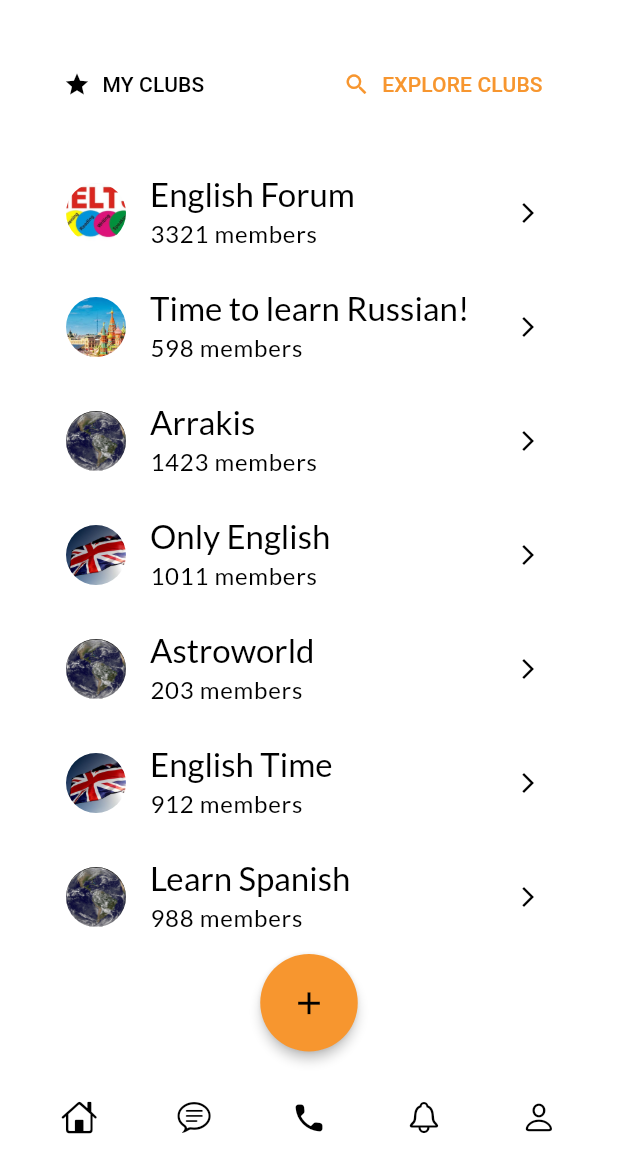
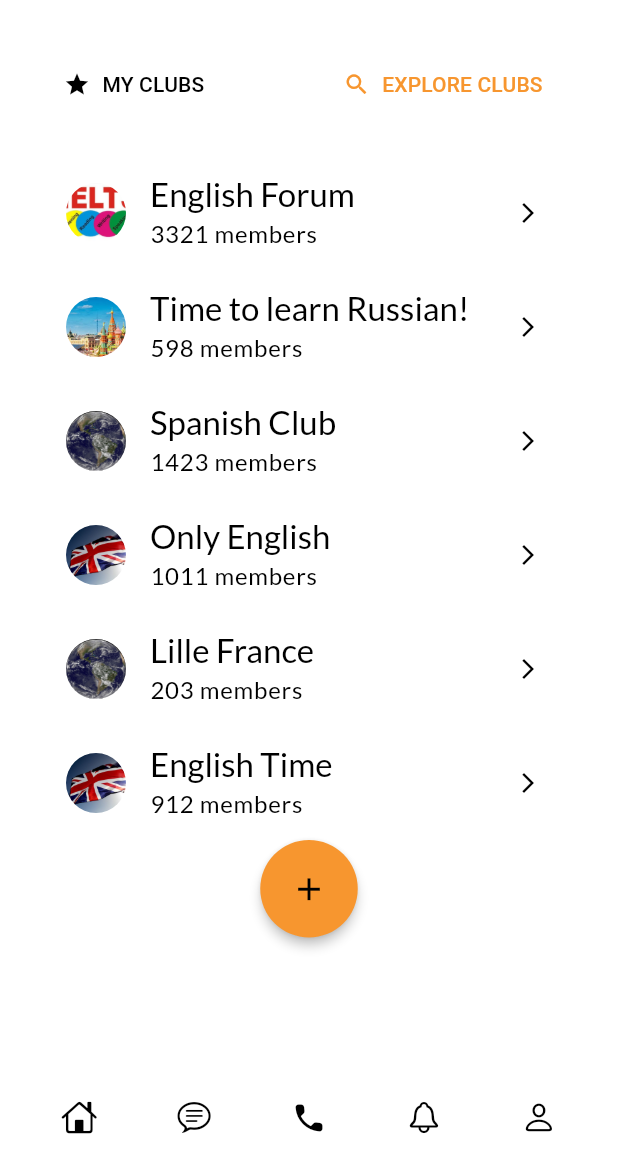
Before and after one commit to whaticecelik/Buddy, a Flutter app: the ExploreScreen screen opened by its route, on a phone screen of 412 x 824 dp, the part 66-1236 px from its top. Run offline on Flutter 3.47's test engine with Material 3 defaults, Android fonts, the phone set to English and light mode, and no system bars; our stand-ins replace go_router, google_fonts, lottie; missing offline and left inert: dotlottie_loader.

Commit message:
explore_clubs club degisiklikleri

```diff
--- a/lib/screens/explore_clubs.dart
+++ b/lib/screens/explore_clubs.dart
@@ -121,7 +121,7 @@ class ExploreScreen extends StatelessWidget{
                     ),
                     SuggestedActionCard(
                       image: Image.asset("assets/images/a3.jpg"),
-                      title: "Arrakis",
+                      title: "Spanish Club",
                       subtitle: "1423 members",
                       onTap: () => context.push("/club"),
                     ),
@@ -133,7 +133,7 @@ class ExploreScreen extends StatelessWidget{
                     ),
                     SuggestedActionCard(
                       image: Image.asset("assets/images/a3.jpg"),
-                      title: "Astroworld",
+                      title: "Lille France",
                       subtitle: "203 members",
                       onTap: () => context.push("/club"),
                     ),
@@ -142,12 +142,6 @@ class ExploreScreen extends StatelessWidget{
                       title: "English Time",
                       subtitle: "912 members",
                       onTap:  () => context.push("/club"),
-                    ),
-                    SuggestedActionCard(
-                      image: Image.asset("assets/images/a3.jpg"),
-                      title: "Learn Spanish",
-                      subtitle: "988 members",
-                      onTap: () => context.push("/club"),
                     ),
                     Center(
                       child: ElevatedButton(
```
